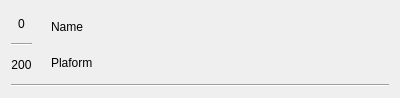
Qt form src/gui/ui/instancetabwidget.ui (smalbadger/social) before a commit.
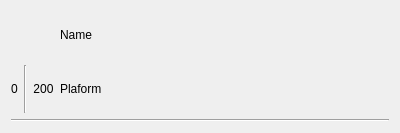
The same form after that commit. Icons and pictures are not drawn.

Commit message: Colored fractions that range from green to red as we approach the daily limits.

Patch:
```diff
--- a/src/gui/ui/instancetabwidget.ui
+++ b/src/gui/ui/instancetabwidget.ui
@@ -7,7 +7,7 @@
     <x>0</x>
     <y>0</y>
     <width>400</width>
-    <height>98</height>
+    <height>133</height>
    </rect>
   </property>
   <property name="windowTitle">
@@ -18,72 +18,79 @@
   </property>
   <layout class="QVBoxLayout" name="verticalLayout_3">
    <item>
-    <layout class="QHBoxLayout" name="horizontalLayout">
+    <layout class="QHBoxLayout" name="horizontalLayout_2">
      <item>
       <layout class="QVBoxLayout" name="verticalLayout_2">
        <item>
-        <widget class="QLabel" name="currentDailyActivity">
+        <widget class="QLabel" name="logoLabel">
+         <property name="enabled">
+          <bool>true</bool>
+         </property>
          <property name="sizePolicy">
-          <sizepolicy hsizetype="Minimum" vsizetype="Preferred">
+          <sizepolicy hsizetype="Fixed" vsizetype="Preferred">
            <horstretch>0</horstretch>
            <verstretch>0</verstretch>
           </sizepolicy>
          </property>
          <property name="text">
-          <string>0</string>
+          <string/>
          </property>
-         <property name="alignment">
-          <set>Qt::AlignCenter</set>
+         <property name="pixmap">
+          <pixmap resource="../../../icons.qrc">:/icon/resources/logos/linkedin.png</pixmap>
          </property>
         </widget>
        </item>
        <item>
-        <widget class="Line" name="line_2">
-         <property name="lineWidth">
-          <number>1</number>
-         </property>
-         <property name="orientation">
-          <enum>Qt::Horizontal</enum>
-         </property>
-        </widget>
-       </item>
-       <item>
-        <widget class="QLabel" name="currentDailyActivityLimit">
-         <property name="sizePolicy">
-          <sizepolicy hsizetype="Minimum" vsizetype="Preferred">
-           <horstretch>0</horstretch>
-           <verstretch>0</verstretch>
-          </sizepolicy>
-         </property>
-         <property name="text">
-          <string>200</string>
-         </property>
-         <property name="alignment">
-          <set>Qt::AlignCenter</set>
-         </property>
-        </widget>
+        <layout class="QHBoxLayout" name="horizontalLayout">
+         <item>
+          <widget class="QLabel" name="usedActions">
+           <property name="sizePolicy">
+            <sizepolicy hsizetype="Minimum" vsizetype="Preferred">
+             <horstretch>0</horstretch>
+             <verstretch>0</verstretch>
+            </sizepolicy>
+           </property>
+           <property name="toolTip">
+            <string>Number of actions used for the day</string>
+           </property>
+           <property name="text">
+            <string>0</string>
+           </property>
+           <property name="alignment">
+            <set>Qt::AlignCenter</set>
+           </property>
+          </widget>
+         </item>
+         <item>
+          <widget class="Line" name="line_2">
+           <property name="orientation">
+            <enum>Qt::Vertical</enum>
+           </property>
+          </widget>
+         </item>
+         <item>
+          <widget class="QLabel" name="activityLimit">
+           <property name="sizePolicy">
+            <sizepolicy hsizetype="Minimum" vsizetype="Preferred">
+             <horstretch>0</horstretch>
+             <verstretch>0</verstretch>
+            </sizepolicy>
+           </property>
+           <property name="toolTip">
+            <string>Activity limit for today</string>
+           </property>
+           <property name="text">
+            <string>200</string>
+           </property>
+           <property name="alignment">
+            <set>Qt::AlignCenter</set>
+           </property>
+          </widget>
+         </item>
+        </layout>
        </item>
       </layout>
      </item>
-     <item>
-      <widget class="QLabel" name="logoLabel">
-       <property name="enabled">
-        <bool>true</bool>
-       </property>
-       <property name="sizePolicy">
-        <sizepolicy hsizetype="Fixed" vsizetype="Preferred">
-         <horstretch>0</horstretch>
-         <verstretch>0</verstretch>
-        </sizepolicy>
-       </property>
-       <property name="text">
-        <string/>
-       </property>
-       <property name="pixmap">
-        <pixmap resource="../../../icons.qrc">:/icon/resources/logos/linkedin.png</pixmap>
-       </property>
-      </widget>
-     </item>
      <item>
       <layout class="QVBoxLayout" name="verticalLayout">
        <item>
```
The commit also changes 4 other files.
